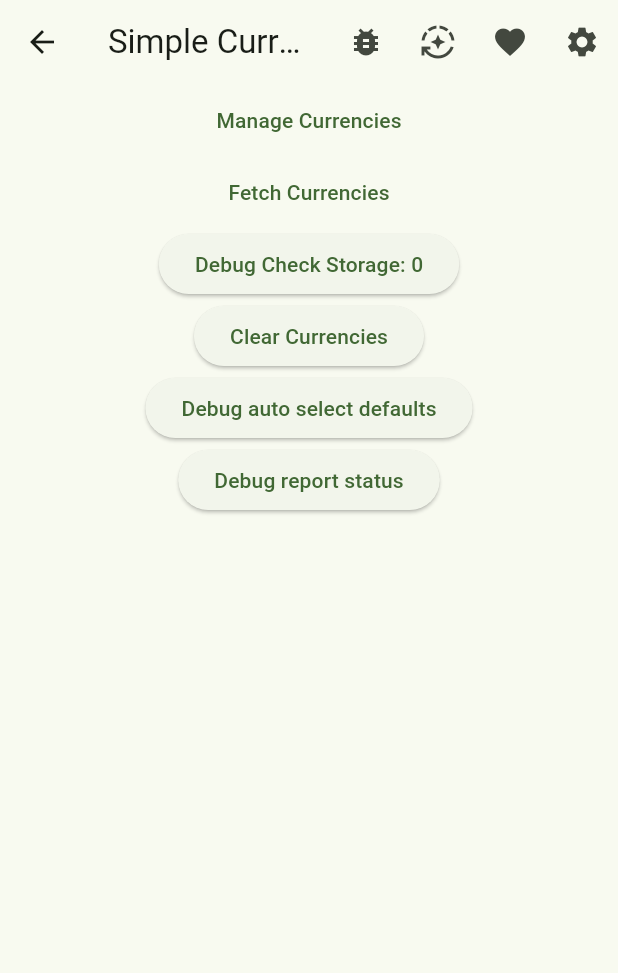
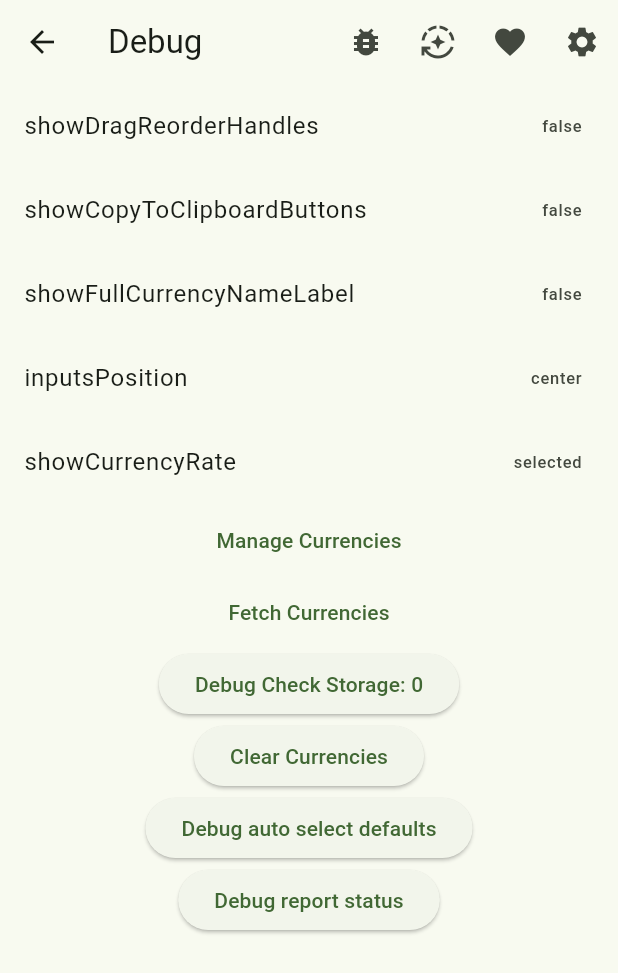
Before and after one commit to wesleybliss/simple-currency, a Flutter app: the DebugScreen screen opened by its route, after a tap on the "bug report" icon, on a phone screen of 412 x 824 dp. Shown: the top 973 px of the screen. Run offline on Flutter 3.47's test engine with Material 3 defaults, Android fonts, the phone set to English and light mode, and no system bars; our stand-ins replace copy_with_extension, dio, fluro, flutter_riverpod, objectbox, riverpod_annotation and 1 more; missing offline and left inert: avatars, currency_formatter, sealed_currencies; accounts and stored records are empty; generated files the repository leaves out were written again; network calls fail.

Commit message:
Updated to use global scaffolding

```diff
--- a/lib/config/routing/route_handlers.dart
+++ b/lib/config/routing/route_handlers.dart
@@ -1,15 +1,21 @@
-
 import 'package:fluro/fluro.dart';
 import 'package:flutter/material.dart';
+import 'package:simple_currency/domain/constants/constants.dart';
 import 'package:simple_currency/ui/screens/currencies/currencies_screen.dart';
 import 'package:simple_currency/ui/screens/debug/debug_screen.dart';
 import 'package:simple_currency/ui/screens/error/ErrorScreen.dart';
 import 'package:simple_currency/ui/screens/home/home_screen.dart';
 import 'package:simple_currency/ui/screens/settings/settings_screen.dart';
+import 'package:simple_currency/ui/widgets/toolbar.dart';
 
 typedef ParamsHandler = Widget Function(Map<String, dynamic> params);
 
-Widget _render(Widget child) => child;
+Widget _render(Widget child, String title, {withScaffold = true}) => withScaffold
+    ? Scaffold(
+        appBar: Toolbar(title: title),
+        body: child,
+      )
+    : child;
 
 /*Handler handlerFor(Widget child, [RouteWrapper wrapper = RouteWrapper.normal]) {
   return Handler(handlerFunc: (context, params) {
@@ -24,24 +30,25 @@ Handler paramsHandlerFor(ParamsHandler childFn, [RouteWrapper wrapper = RouteWra
   });
 }*/
 
-Handler handlerFor(Widget child) {
+Handler handlerFor(Widget child, String title, {withScaffold = true}) {
   return Handler(handlerFunc: (context, params) {
-    return _render(child);
+    return _render(child, title, withScaffold: withScaffold);
   });
 }
 
-Handler paramsHandlerFor(ParamsHandler childFn) {
-  return Handler(handlerFunc: (BuildContext? context, Map<String, dynamic> params) {
+Handler paramsHandlerFor(ParamsHandler childFn, String title, {withScaffold = true}) {
+  return Handler(
+      handlerFunc: (BuildContext? context, Map<String, dynamic> params) {
     final child = childFn(params);
-    return _render(child);
+    return _render(child, title, withScaffold: withScaffold);
   });
 }
 
-final errorHandler = handlerFor(const ErrorScreen(message: '@todo Error'));
+final errorHandler = handlerFor(const ErrorScreen(message: '@todo Error'), Constants.strings.appName);
 //final splashHandler = handlerFor(SplashScreen(), RouteWrapper.none);
 
-final debugHandler = handlerFor(const DebugScreen());
+final debugHandler = handlerFor(const DebugScreen(), "Debug");
 
-final homeHandler = handlerFor(const HomeScreen());
-final settingsHandler = handlerFor(const SettingsScreen());
-final currenciesHandler = handlerFor(const CurrenciesScreen());
+final homeHandler = handlerFor(const HomeScreen(), Constants.strings.appName);
+final settingsHandler = handlerFor(const SettingsScreen(), "Settings");
+final currenciesHandler = handlerFor(const CurrenciesScreen(), "Currencies");
--- a/lib/domain/io/i_settings.dart
+++ b/lib/domain/io/i_settings.dart
@@ -1,3 +1,5 @@
+import 'package:shared_preferences/shared_preferences.dart';
+
 abstract class ISettings {
   DateTime? lastUpdated;
   abstract int roundingDecimals;
@@ -11,4 +13,6 @@ abstract class ISettings {
     DateTime? lastUpdated,
     int? roundingDecimals,
   });
+
+  Future<void> saveToPreferences(SharedPreferences prefs);
 }
--- a/lib/io/settings.dart
+++ b/lib/io/settings.dart
@@ -75,6 +75,7 @@ class Settings implements ISettings {
   }
 
   // Method to save the settings to SharedPreferences
+  @override
   Future<void> saveToPreferences(SharedPreferences prefs) async {
     if (lastUpdated != null) {
       await prefs.setString(
--- a/lib/ui/screens/debug/debug_screen.dart
+++ b/lib/ui/screens/debug/debug_screen.dart
@@ -2,16 +2,12 @@ import 'package:collection/collection.dart';
 import 'package:flutter/material.dart';
 import 'package:flutter_riverpod/flutter_riverpod.dart';
 import 'package:simple_currency/config/application.dart';
-import 'package:simple_currency/domain/constants/constants.dart';
 import 'package:simple_currency/domain/di/providers/state/currencies_provider.dart';
+import 'package:simple_currency/domain/di/providers/state/settings_provider.dart';
 import 'package:simple_currency/domain/models/currency.dart';
+import 'package:simple_currency/io/settings.dart';
 import 'package:simple_currency/store/SimpleCurrencyStore.dart';
-import 'package:simple_currency/ui/screens/home/home_error.dart';
-import 'package:simple_currency/ui/screens/home/home_loading.dart';
-import 'package:simple_currency/ui/screens/home/home_ready.dart';
-import 'package:simple_currency/ui/widgets/toolbar.dart';
 import 'package:simple_currency/utils/logger.dart';
-import 'package:simple_currency/utils/utils.dart';
 
 class DebugScreen extends ConsumerStatefulWidget {
   const DebugScreen({super.key});
@@ -21,12 +17,12 @@ class DebugScreen extends ConsumerStatefulWidget {
 }
 
 class _DebugScreenState extends ConsumerState<DebugScreen> {
-
   final log = Logger('DebugScreen');
 
   @override
   Widget build(BuildContext context) {
     final state = ref.watch(currenciesProvider);
+    final settingsAsyncValue = ref.watch(settingsNotifierProvider);
     final selectedCurrencies = ref.watch(selectedCurrenciesProvider);
 
     void debugCheckStorage() async {
@@ -71,14 +67,35 @@ class _DebugScreenState extends ConsumerState<DebugScreen> {
       child: Text('Debug Check Storage: ${state.currencies.length}'),
     );
 
-    return Scaffold(
-        appBar: Toolbar(title: Constants.strings.appName),
-        body: Center(child: Column(
+    Widget renderBody(Settings settings) {
+      return Center(
+          child: Column(
               crossAxisAlignment: CrossAxisAlignment.center,
               mainAxisAlignment: MainAxisAlignment.start,
               children: [
+            ListTile(
+              title: const Text('showDragReorderHandles'),
+              trailing: Text(settings.showDragReorderHandles.toString()),
+            ),
+            ListTile(
+              title: const Text('showCopyToClipboardButtons'),
+              trailing: Text(settings.showCopyToClipboardButtons.toString()),
+            ),
+            ListTile(
+              title: const Text('showFullCurrencyNameLabel'),
+              trailing: Text(settings.showFullCurrencyNameLabel.toString()),
+            ),
+            ListTile(
+              title: const Text('inputsPosition'),
+              trailing: Text(settings.inputsPosition.toString()),
+            ),
+            ListTile(
+              title: const Text('showCurrencyRate'),
+              trailing: Text(settings.showCurrencyRate.toString()),
+            ),
             TextButton(
-            onPressed: () => Application.router.navigateTo(context, '/currencies'),
+              onPressed: () =>
+                  Application.router.navigateTo(context, '/currencies'),
               child: const Text('Manage Currencies'),
             ),
             TextButton(
@@ -101,6 +118,14 @@ class _DebugScreenState extends ConsumerState<DebugScreen> {
               onPressed: debugReportStatus,
               child: const Text('Debug report status'),
             ),
-    ])));
+          ]));
+    }
+
+    return settingsAsyncValue.when(
+        loading: () => const CircularProgressIndicator(),
+        error: (error, stackTrace) => Text('Error: $error'),
+        data: (settings) {
+          return renderBody(settings);
+        });
   }
 }
--- a/lib/ui/screens/error/ErrorScreen.dart
+++ b/lib/ui/screens/error/ErrorScreen.dart
@@ -8,11 +8,8 @@ class ErrorScreen extends StatelessWidget {
 
   @override
   Widget build(BuildContext context) {
-    return Scaffold(
-      appBar: AppBar(title: Text(message)),
-      body: Center(
+    return Center(
         child: Text(message),
-      ),
-    );
+      );
   }
 }
```
Also changed, not shown: lib/ui/screens/currencies/currencies_screen.dart (+2 -5 lines), lib/ui/screens/home/home_screen.dart (+2 -6 lines), lib/ui/screens/settings/settings_screen.dart (+2 -5 lines). Lines whose indentation alone changed are shown as unchanged.
